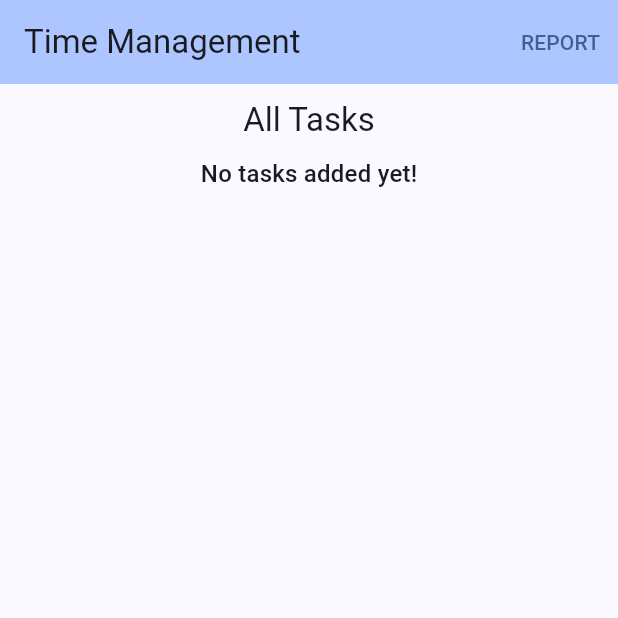
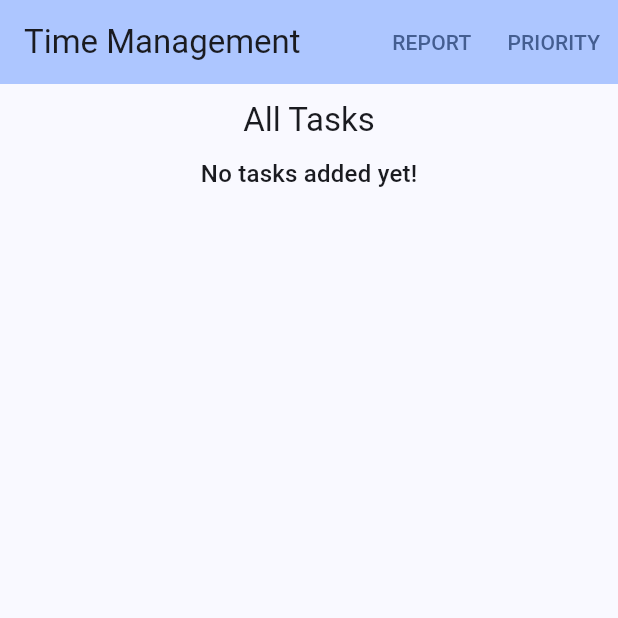
Before and after one commit to juliannatruitt/ASE456--time-management, a Flutter app: the screen it shows after launch, on a phone screen of 412 x 824 dp, the top half of it. Run offline on Flutter 3.47's test engine with Material 3 defaults, Android fonts, the light colour scheme and no system bars; our stand-ins replace cloud_firestore, firebase_core; missing offline and left inert: date_picker_plus; accounts and stored records are empty; generated files the repository leaves out were written again.

Commit message:
added priority functionality

```diff
--- a/lib/main.dart
+++ b/lib/main.dart
@@ -39,6 +39,7 @@ class _MyHomePageState extends State<MyHomePage>{
   late Future<List<dynamic>?>? allRecords;
   DateTime? _selectedDateStart;
   DateTime? _selectedDateEnd;
+  bool _priority_selected = false;
 
   @override
   void initState(){
@@ -146,7 +147,21 @@ class _MyHomePageState extends State<MyHomePage>{
       appBar: AppBar(
         backgroundColor: Theme.of(context).colorScheme.inversePrimary,
         title: Text(widget.title),
-        actions: [TextButton(onPressed:_whenReportPressed, child: const Text("REPORT"))],
+        actions: [TextButton(onPressed:_whenReportPressed, child: const Text("REPORT")),
+                  TextButton(onPressed:(){
+                    if(!_priority_selected){
+                      setState(() {
+                        allRecords = priority();
+                        _priority_selected = !_priority_selected;
+                      });
+                    }
+                    else{
+                      setState(() {
+                        allRecords = getCollection();();
+                        _priority_selected = !_priority_selected;
+                      });
+                    }
+                    }, child: const Text("PRIORITY")),],
       ),
       body: Center(
         child: Column(
```
Also changed, not shown: lib/util/database_functions.dart (+30 -1 lines).
